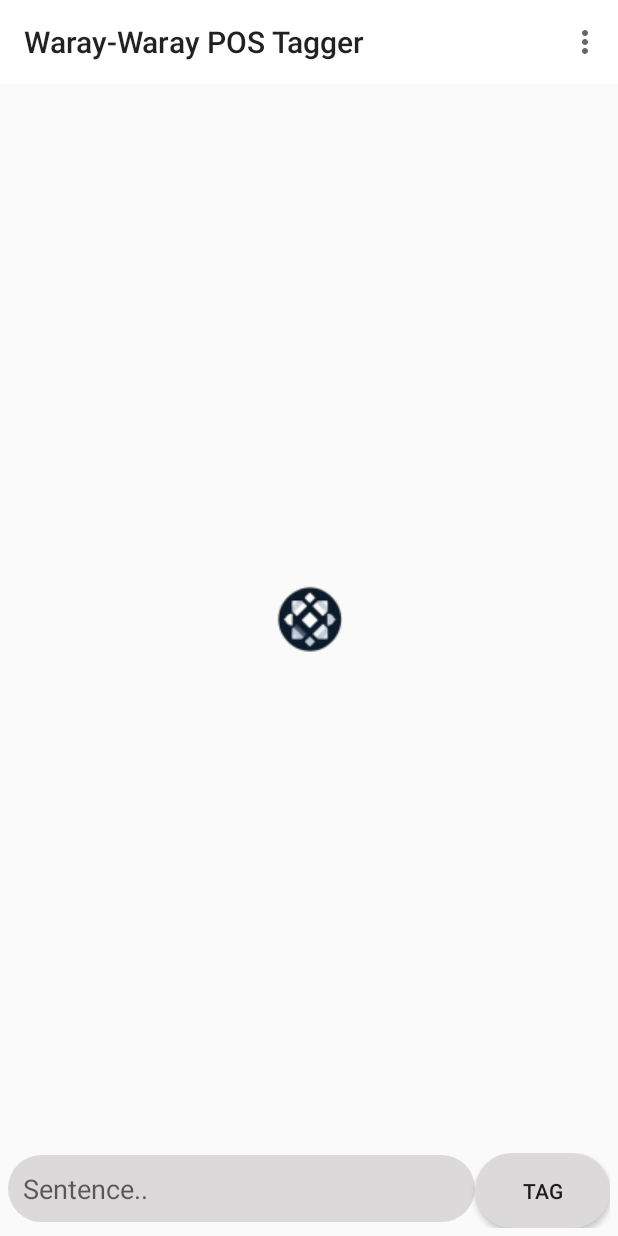
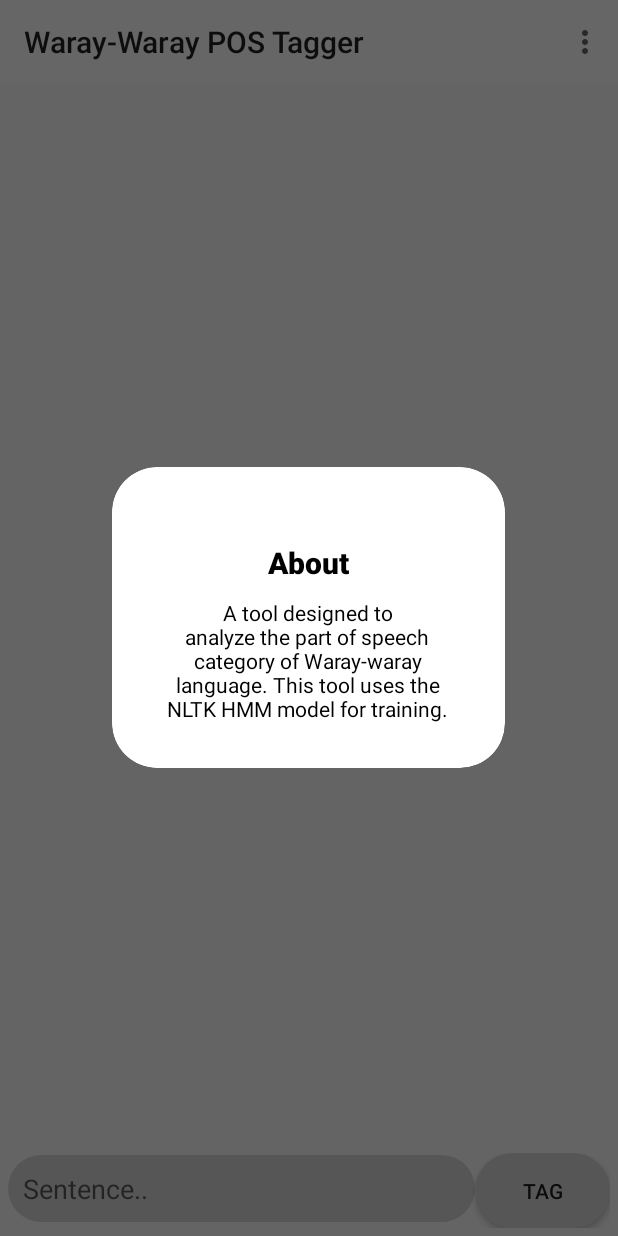
Before and after one commit to Linux-User-Group-ESSU/Waray-Waray-NLP-POS-Tagger, an Android app: the screen it shows after launch (MainActivity), in the options menu, after a tap on "About", on a phone screen of 412 x 824 dp. Run offline under Robolectric (Android 15) with nearby library versions, the phone set to English and light mode, and no system bars; libraries missing offline, so code that uses them is left out: com.chaquo.python; 4 statements that could not run were skipped.

Commit message:
final App

```diff
--- a/Application/app/src/main/java/com/shirozo/warayTagger/MainActivity.kt
+++ b/Application/app/src/main/java/com/shirozo/warayTagger/MainActivity.kt
@@ -5,10 +5,14 @@ import android.app.Dialog
 import android.content.ClipData
 import android.content.ClipboardManager
 import android.content.Context
+import android.graphics.Canvas
 import android.graphics.Color
+import android.graphics.Paint
+import android.nfc.Tag
 import android.os.Build
 import androidx.appcompat.app.AppCompatActivity
 import android.os.Bundle
+import android.util.AttributeSet
 import android.view.Gravity
 import android.view.Menu
 import android.view.MenuItem
@@ -23,6 +27,7 @@ import android.widget.ScrollView
 import android.widget.TextView
 import android.widget.Toast
 import androidx.annotation.RequiresApi
+import androidx.appcompat.widget.AppCompatTextView
 import androidx.core.content.ContextCompat
 import com.chaquo.python.PyObject
 import com.chaquo.python.Python
@@ -35,7 +40,8 @@ class MainActivity : AppCompatActivity() {
     private lateinit  var scrollV : ScrollView
     private lateinit var scrollLayout : LinearLayout
     private lateinit var prompt : EditText
-    private lateinit var dialog : Dialog
+    private lateinit var Tagdialog : Dialog
+    private lateinit var Aboutdialog: Dialog
     @SuppressLint("UseCompatLoadingForDrawables")
     @RequiresApi(Build.VERSION_CODES.Q)
     override fun onCreate(savedInstanceState: Bundle?) {
@@ -50,11 +56,17 @@ class MainActivity : AppCompatActivity() {
 
         val submit = findViewById<Button>(R.id.submit)
 
-        dialog = Dialog(this)
-        dialog.setContentView(R.layout.tags)
-        dialog.window?.setLayout(ViewGroup.LayoutParams.WRAP_CONTENT, ViewGroup.LayoutParams.WRAP_CONTENT)
-        dialog.window?.setBackgroundDrawable(getDrawable(R.drawable.input))
-        dialog.setCancelable(true)
+        Tagdialog = Dialog(this)
+        Tagdialog.setContentView(R.layout.tags)
+        Tagdialog.window?.setLayout(ViewGroup.LayoutParams.WRAP_CONTENT, ViewGroup.LayoutParams.WRAP_CONTENT)
+        Tagdialog.window?.setBackgroundDrawable(getDrawable(R.drawable.input))
+        Tagdialog.setCancelable(true)
+
+        Aboutdialog = Dialog(this)
+        Aboutdialog.setContentView((R.layout.about))
+        Aboutdialog.window?.setLayout(ViewGroup.LayoutParams.WRAP_CONTENT, ViewGroup.LayoutParams.WRAP_CONTENT)
+        Aboutdialog.window?.setBackgroundDrawable(getDrawable(R.drawable.input))
+        Tagdialog.setCancelable(true)
 
         scrollV = findViewById(R.id.scroll)
         scrollLayout = findViewById(R.id.scrollLayout)
@@ -79,18 +91,15 @@ class MainActivity : AppCompatActivity() {
     override fun onOptionsItemSelected(item: MenuItem): Boolean {
         when (item.itemId) {
             R.id.about -> {
-                Toast.makeText(this, "About", Toast.LENGTH_SHORT).show()
+                Aboutdialog.show()
             }
             R.id.tagLabel -> {
-                dialog.show()
+                Tagdialog.show()
             }
             R.id.restart -> {
-                for (i in 0 until scrollLayout.childCount) {
-                    val child = scrollLayout.getChildAt(i)
-                    scrollLayout.removeView(child)
-                }
-                que = 0
-                tag()
+                scrollLayout.removeAllViews()
+                val image = findViewById<ImageView>(R.id.logo)
+                image.visibility = View.VISIBLE
             }
         }
         return true
@@ -174,9 +183,4 @@ class MainActivity : AppCompatActivity() {
         }
     }
 
-    private fun isKeyboardActive (view : View) : Boolean {
-        val inputKeyboard = view.context.getSystemService(InputMethodManager::class.java)
-        return inputKeyboard.isAcceptingText
-    }
-
 }
--- /dev/null
+++ b/Application/app/src/main/res/layout/about.xml
@@ -0,0 +1,54 @@
+<?xml version="1.0" encoding="utf-8"?>
+<androidx.cardview.widget.CardView xmlns:android="http://schemas.android.com/apk/res/android"
+    xmlns:tools="http://schemas.android.com/tools"
+    android:layout_width="wrap_content"
+    android:layout_height="wrap_content"
+    xmlns:app="http://schemas.android.com/apk/res-auto"
+    app:cardCornerRadius="30dp"
+    app:cardElevation="16dp">
+
+    <androidx.constraintlayout.widget.ConstraintLayout
+        android:layout_width="wrap_content"
+        android:layout_height="wrap_content"
+        android:padding="30dp">
+
+        <TextView
+            android:id="@+id/textView"
+            android:layout_width="wrap_content"
+            android:layout_height="wrap_content"
+            android:layout_marginTop="20dp"
+            android:fontFamily="sans-serif-black"
+            android:text="About"
+            android:textColor="@color/black"
+            android:textSize="20sp"
+            android:textStyle="bold"
+            app:layout_constraintEnd_toEndOf="parent"
+            app:layout_constraintStart_toStartOf="parent"
+            app:layout_constraintTop_toTopOf="parent" />
+
+        <LinearLayout
+            android:layout_width="wrap_content"
+            android:layout_height="wrap_content"
+            android:orientation="vertical"
+            app:layout_constraintBottom_toBottomOf="parent"
+            app:layout_constraintEnd_toEndOf="@+id/textView"
+            app:layout_constraintHorizontal_bias="0.507"
+            app:layout_constraintStart_toStartOf="@+id/textView"
+            app:layout_constraintTop_toBottomOf="@+id/textView">
+
+            <TextView
+                android:layout_width="wrap_content"
+                android:layout_height="wrap_content"
+                android:layout_marginTop="10dp"
+                android:width="200dp"
+                android:textAlignment="center"
+                android:textColor="@color/black"
+                android:text="A tool designed to analyze the part of speech
+                 category of Waray-waray language. This tool uses the NLTK HMM model for training." />
+
+
+        </LinearLayout>
+
+    </androidx.constraintlayout.widget.ConstraintLayout>
+
+</androidx.cardview.widget.CardView>
--- a/Application/app/src/main/res/layout/activity_main.xml
+++ b/Application/app/src/main/res/layout/activity_main.xml
@@ -22,15 +22,6 @@
         app:title="Waray-Waray POS Tagger"
         app:layout_constraintTop_toTopOf="parent" />
 
-    <LinearLayout
-        android:layout_width="match_parent"
-        android:layout_height="50dp"
-        app:layout_constraintTop_toTopOf="parent"
-        android:orientation="horizontal"
-        >
-
-    </LinearLayout>
-
     <ScrollView
         android:id="@+id/scroll"
         android:layout_width="match_parent"
@@ -46,14 +37,6 @@
             android:layout_width="match_parent"
             android:layout_height="wrap_content"
             android:orientation="vertical">
-
-            <LinearLayout
-                android:layout_width="match_parent"
-                android:layout_height="wrap_content"
-                android:orientation="vertical"
-                android:background="@drawable/wordtag">
-
-            </LinearLayout>
 
         </LinearLayout>
 
```
Also changed, not shown: 1 other file.
